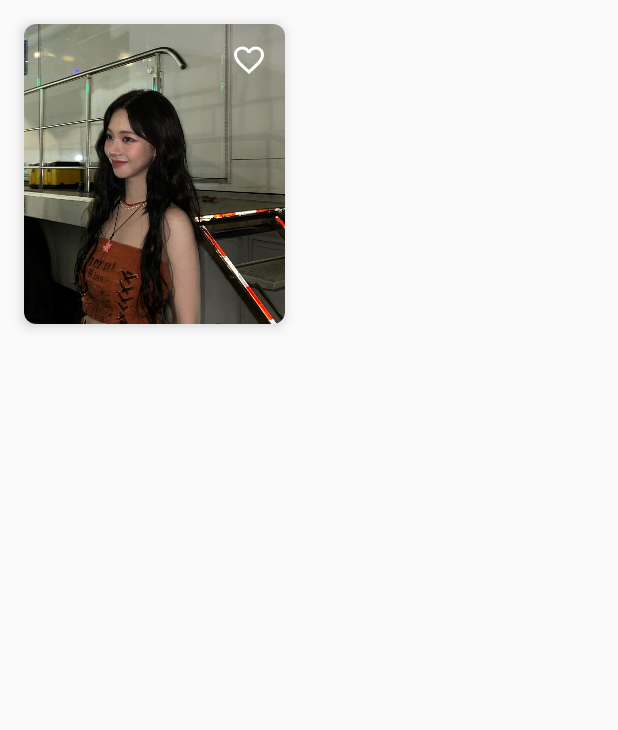
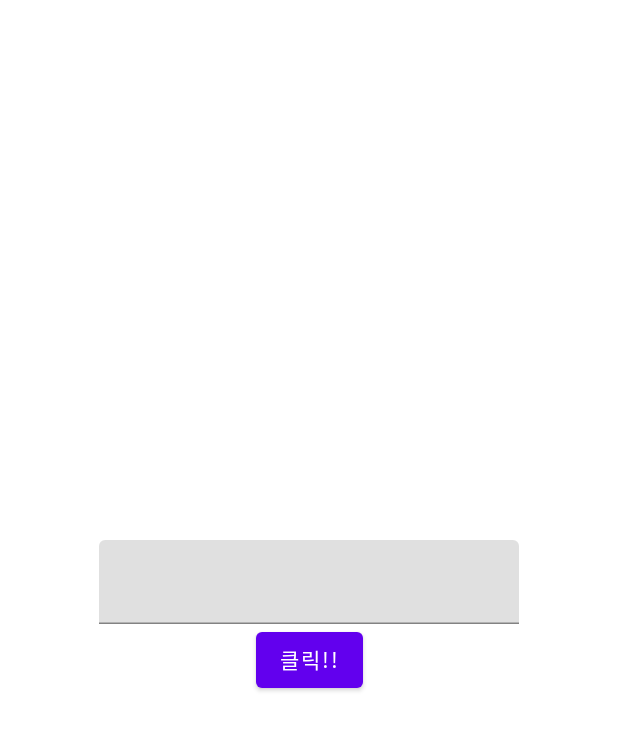
Before and after one commit to EoJin-Kim/Anroid_Jetpack_Hello, an Android app built with Jetpack Compose: the screen it shows after launch (MainActivity), on a phone screen of 412 x 824 dp. Shown: the top 730 px of the screen. Run offline under Robolectric (Android 15) with nearby library versions, the phone set to English and light mode, and no system bars.

Commit message:
Feat: Scaffold, TextField, Button, 구조분해, SnackBar, 코루틴 스코프

```diff
--- a/app/src/main/java/com/ej/anroid_jetpack_hello/MainActivity.kt
+++ b/app/src/main/java/com/ej/anroid_jetpack_hello/MainActivity.kt
@@ -14,67 +14,55 @@ import androidx.compose.runtime.Composable
 import androidx.compose.runtime.mutableStateOf
 import androidx.compose.runtime.remember
 import androidx.compose.runtime.getValue
+import androidx.compose.runtime.rememberCoroutineScope
 import androidx.compose.runtime.saveable.rememberSaveable
 import androidx.compose.runtime.setValue
 import androidx.compose.ui.Alignment
+import androidx.compose.ui.ExperimentalComposeUiApi
 import androidx.compose.ui.Modifier
 import androidx.compose.ui.graphics.Color
 import androidx.compose.ui.layout.ContentScale
+import androidx.compose.ui.platform.LocalSoftwareKeyboardController
 import androidx.compose.ui.res.painterResource
 import androidx.compose.ui.unit.dp
+import kotlinx.coroutines.launch
 
+@OptIn(ExperimentalComposeUiApi::class)
 class MainActivity : ComponentActivity() {
     override fun onCreate(savedInstanceState: Bundle?) {
         super.onCreate(savedInstanceState)
         setContent {
-            var isFavorite by rememberSaveable {
-                mutableStateOf(false)
+            val (text, setValue) = remember {
+                mutableStateOf("")
             }
-            ImageCard(
-                Modifier
-                    .fillMaxWidth(0.5f)
-                    .padding(16.dp),
-                isFavorite = isFavorite
-            ){
-                isFavorite = it
+
+            val scaffoldState = rememberScaffoldState();
+            val scope = rememberCoroutineScope()
+            val keyboardController = LocalSoftwareKeyboardController.current
+            Scaffold(
+                scaffoldState = scaffoldState
+            ) {
+                Column(
+                    modifier = Modifier.fillMaxSize(),
+                    verticalArrangement = Arrangement.Center,
+                    horizontalAlignment = Alignment.CenterHorizontally,
+                ) {
+                    TextField(
+                        value = text,
+                        onValueChange = setValue,
+                    )
+                    Button(
+                        onClick = {
+                            keyboardController?.hide()
+                            scope.launch {
+                                scaffoldState.snackbarHostState.showSnackbar("Hello $text")
+                            }
+                        },
+                    ) {
+                        Text(text = "클릭!!")
+                    }
+                }
             }
         }
     }
 }
-
-@Composable
-fun ImageCard(
-    modifier: Modifier,
-    isFavorite : Boolean,
-    onTabFavorite: (Boolean) -> Unit
-) {
-    Card(
-        modifier = modifier,
-        shape = RoundedCornerShape(8.dp),
-        elevation = 5.dp
-    ) {
-        Box(modifier = Modifier.height(200.dp)) {
-            Image(
-                painter = painterResource(id = R.drawable.carina),
-                contentDescription = "poster",
-                contentScale = ContentScale.Crop
-            )
-            Box(
-                modifier = Modifier.fillMaxSize(),
-                contentAlignment = Alignment.TopEnd,
-            ) {
-                IconButton(onClick = {
-                    onTabFavorite(!isFavorite)
-                }) {
-                    Icon(
-                        imageVector = if(isFavorite) Icons.Default.Favorite else Icons.Default.FavoriteBorder,
-                        contentDescription = "favorite",
-                        tint = Color.White
-                    )
-                }
-            }
-
-        }
-
-    }
-}
```
